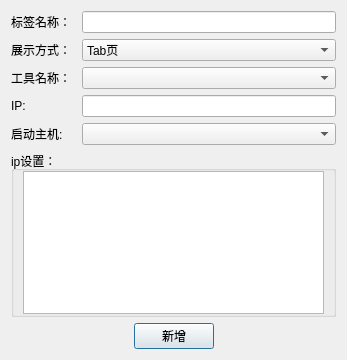
Before: the Qt Designer form digitalIntegration/AddToolDialog.ui in jiaqingguo/DI, drawn with Qt 5.
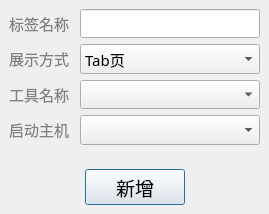
After: the same form once the commit is applied.

Commit message: 登录、修改密码、注册、新增工具、新增工具标签页、一键加载ui界面

What changed in the file:
```diff
--- a/digitalIntegration/AddToolDialog.ui
+++ b/digitalIntegration/AddToolDialog.ui
@@ -6,88 +6,54 @@
    <rect>
     <x>0</x>
     <y>0</y>
-    <width>347</width>
-    <height>360</height>
+    <width>269</width>
+    <height>214</height>
    </rect>
   </property>
   <property name="windowTitle">
    <string>新增工具画面</string>
   </property>
   <layout class="QVBoxLayout" name="verticalLayout">
+   <property name="leftMargin">
+    <number>0</number>
+   </property>
+   <property name="topMargin">
+    <number>0</number>
+   </property>
+   <property name="rightMargin">
+    <number>0</number>
+   </property>
+   <property name="bottomMargin">
+    <number>0</number>
+   </property>
    <item>
     <layout class="QGridLayout" name="gridLayout">
-     <item row="2" column="0">
-      <widget class="QLabel" name="label_3">
-       <property name="minimumSize">
-        <size>
-         <width>65</width>
-         <height>0</height>
-        </size>
-       </property>
-       <property name="maximumSize">
-        <size>
-         <width>65</width>
-         <height>16777215</height>
-        </size>
-       </property>
-       <property name="text">
-        <string>工具名称：</string>
-       </property>
-      </widget>
-     </item>
-     <item row="1" column="0">
-      <widget class="QLabel" name="label_2">
-       <property name="minimumSize">
-        <size>
-         <width>65</width>
-         <height>0</height>
-        </size>
-       </property>
-       <property name="maximumSize">
-        <size>
-         <width>65</width>
-         <height>16777215</height>
-        </size>
-       </property>
-       <property name="text">
-        <string>展示方式：</string>
-       </property>
-      </widget>
-     </item>
-     <item row="0" column="1" colspan="3">
-      <widget class="QLineEdit" name="lineEditTabName"/>
-     </item>
-     <item row="3" column="0">
-      <widget class="QLabel" name="label_4">
-       <property name="minimumSize">
-        <size>
-         <width>65</width>
-         <height>0</height>
-        </size>
-       </property>
-       <property name="maximumSize">
-        <size>
-         <width>65</width>
-         <height>16777215</height>
-        </size>
-       </property>
-       <property name="text">
-        <string>IP:</string>
-       </property>
-      </widget>
-     </item>
-     <item row="3" column="1" colspan="3">
-      <widget class="QLineEdit" name="lineEditIP"/>
-     </item>
-     <item row="0" column="0">
-      <widget class="QLabel" name="label">
-       <property name="text">
-        <string>标签名称：</string>
-       </property>
-      </widget>
-     </item>
-     <item row="1" column="1" colspan="3">
+     <property name="leftMargin">
+      <number>9</number>
+     </property>
+     <property name="topMargin">
+      <number>9</number>
+     </property>
+     <property name="rightMargin">
+      <number>9</number>
+     </property>
+     <property name="bottomMargin">
+      <number>9</number>
+     </property>
+     <item row="1" column="1" colspan="2">
       <widget class="QComboBox" name="comboBoxDisplayMode">
+       <property name="minimumSize">
+        <size>
+         <width>180</width>
+         <height>25</height>
+        </size>
+       </property>
+       <property name="font">
+        <font>
+         <family>黑体</family>
+         <pointsize>11</pointsize>
+        </font>
+       </property>
        <item>
         <property name="text">
          <string>Tab页</string>
@@ -100,41 +66,146 @@
        </item>
       </widget>
      </item>
-     <item row="2" column="1" colspan="3">
-      <widget class="QComboBox" name="comboBoxToolNames"/>
+     <item row="0" column="0">
+      <widget class="QLabel" name="label">
+       <property name="font">
+        <font>
+         <family>黑体</family>
+         <pointsize>11</pointsize>
+        </font>
+       </property>
+       <property name="text">
+        <string>&lt;html&gt;&lt;head/&gt;&lt;body&gt;&lt;p&gt;&lt;span style=&quot; color:#808080;&quot;&gt;标签名称&lt;/span&gt;&lt;/p&gt;&lt;/body&gt;&lt;/html&gt;</string>
+       </property>
+      </widget>
      </item>
-     <item row="4" column="1" colspan="3">
-      <widget class="QComboBox" name="comboBoxHost"/>
+     <item row="2" column="1" colspan="2">
+      <widget class="QComboBox" name="comboBoxToolNames">
+       <property name="minimumSize">
+        <size>
+         <width>180</width>
+         <height>25</height>
+        </size>
+       </property>
+       <property name="font">
+        <font>
+         <family>黑体</family>
+         <pointsize>11</pointsize>
+        </font>
+       </property>
+      </widget>
      </item>
-     <item row="4" column="0">
+     <item row="3" column="1" colspan="2">
+      <widget class="QComboBox" name="comboBoxHost">
+       <property name="minimumSize">
+        <size>
+         <width>180</width>
+         <height>25</height>
+        </size>
+       </property>
+       <property name="font">
+        <font>
+         <family>黑体</family>
+         <pointsize>11</pointsize>
+        </font>
+       </property>
+      </widget>
+     </item>
+     <item row="3" column="0">
       <widget class="QLabel" name="label_5">
+       <property name="font">
+        <font>
+         <family>黑体</family>
+         <pointsize>11</pointsize>
+        </font>
+       </property>
        <property name="text">
-        <string>启动主机:</string>
+        <string>&lt;html&gt;&lt;head/&gt;&lt;body&gt;&lt;p&gt;&lt;span style=&quot; color:#808080;&quot;&gt;启动主机&lt;/span&gt;&lt;/p&gt;&lt;/body&gt;&lt;/html&gt;</string>
+       </property>
+      </widget>
+     </item>
+     <item row="2" column="0">
+      <widget class="QLabel" name="label_3">
+       <property name="minimumSize">
+        <size>
+         <width>65</width>
+         <height>0</height>
+        </size>
+       </property>
+       <property name="maximumSize">
+        <size>
+         <width>65</width>
+         <height>16777215</height>
+        </size>
+       </property>
+       <property name="font">
+        <font>
+         <family>黑体</family>
+         <pointsize>11</pointsize>
+        </font>
+       </property>
+       <property name="text">
+        <string>&lt;html&gt;&lt;head/&gt;&lt;body&gt;&lt;p&gt;&lt;span style=&quot; color:#808080;&quot;&gt;工具名称&lt;/span&gt;&lt;/p&gt;&lt;/body&gt;&lt;/html&gt;</string>
+       </property>
+      </widget>
+     </item>
+     <item row="1" column="0">
+      <widget class="QLabel" name="label_2">
+       <property name="minimumSize">
+        <size>
+         <width>65</width>
+         <height>0</height>
+        </size>
+       </property>
+       <property name="maximumSize">
+        <size>
+         <width>65</width>
+         <height>16777215</height>
+        </size>
+       </property>
+       <property name="font">
+        <font>
+         <family>黑体</family>
+         <pointsize>11</pointsize>
+        </font>
+       </property>
+       <property name="text">
+        <string>&lt;html&gt;&lt;head/&gt;&lt;body&gt;&lt;p&gt;&lt;span style=&quot; color:#808080;&quot;&gt;展示方式&lt;/span&gt;&lt;/p&gt;&lt;/body&gt;&lt;/html&gt;</string>
+       </property>
+      </widget>
+     </item>
+     <item row="0" column="1" colspan="2">
+      <widget class="QLineEdit" name="lineEditTabName">
+       <property name="minimumSize">
+        <size>
+         <width>180</width>
+         <height>25</height>
+        </size>
+       </property>
+       <property name="font">
+        <font>
+         <family>黑体</family>
+         <pointsize>11</pointsize>
+        </font>
        </property>
       </widget>
      </item>
     </layout>
    </item>
-   <item>
-    <widget class="QGroupBox" name="groupBox">
-     <property name="title">
-      <string>ip设置：</string>
-     </property>
-     <layout class="QGridLayout" name="gridLayout_2">
-      <property name="topMargin">
-       <number>0</number>
-      </property>
-      <property name="bottomMargin">
-       <number>0</number>
-      </property>
-      <item row="0" column="0">
-       <widget class="QTableView" name="tableViewIpSet"/>
-      </item>
-     </layout>
-    </widget>
-   </item>
    <item>
     <layout class="QHBoxLayout" name="horizontalLayout">
+     <property name="leftMargin">
+      <number>9</number>
+     </property>
+     <property name="topMargin">
+      <number>9</number>
+     </property>
+     <property name="rightMargin">
+      <number>9</number>
+     </property>
+     <property name="bottomMargin">
+      <number>9</number>
+     </property>
      <item>
       <spacer name="horizontalSpacer">
        <property name="orientation">
@@ -150,6 +221,18 @@
      </item>
      <item>
       <widget class="QPushButton" name="btnAdd">
+       <property name="minimumSize">
+        <size>
+         <width>100</width>
+         <height>35</height>
+        </size>
+       </property>
+       <property name="font">
+        <font>
+         <family>黑体</family>
+         <pointsize>14</pointsize>
+        </font>
+       </property>
        <property name="text">
         <string>新增</string>
        </property>
```
The commit also changes 23 other files.
